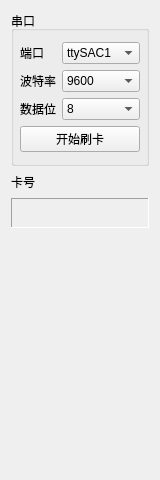
Old version of the form usingRFID/widget.ui in the repository pxysource/myhub.
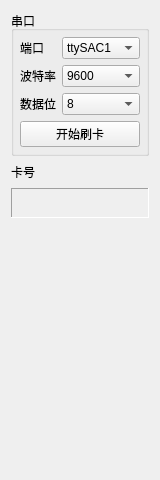
New version of the form.

Patch:
```diff
--- a/usingRFID/widget.ui
+++ b/usingRFID/widget.ui
@@ -97,9 +97,15 @@
       <property name="leftMargin">
        <number>6</number>
       </property>
+      <property name="topMargin">
+       <number>6</number>
+      </property>
       <property name="rightMargin">
        <number>6</number>
       </property>
+      <property name="bottomMargin">
+       <number>6</number>
+      </property>
       <item>
        <layout class="QFormLayout" name="formLayout">
         <property name="horizontalSpacing">
```
Left out of the diff: 7 changed lines with no effect on the pictures.
